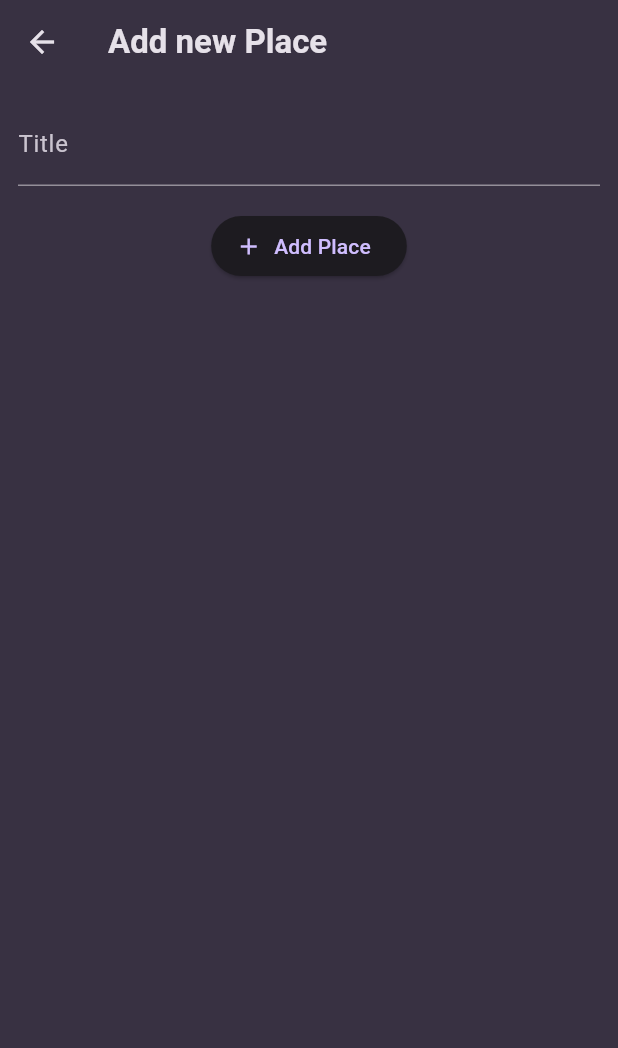
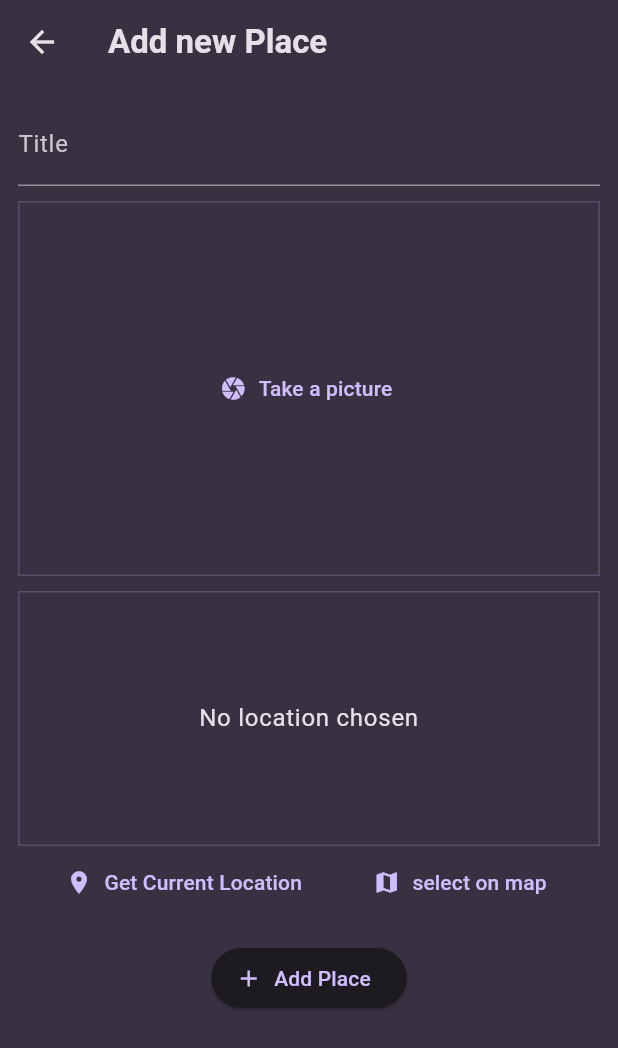
Before and after one commit to RajBhattacharyya/favourite_places_app, a Flutter app: the AddPlaceScreen screen opened directly, on a phone screen of 412 x 824 dp. Shown: the top 1048 px of the screen. Run offline on Flutter 3.47's test engine with Material 3 defaults, Android fonts, the phone set to English and light mode, and no system bars; our stand-ins replace flutter_riverpod, google_fonts, image_picker, location.

Commit message:
added places

```diff
--- a/lib/models/place.dart
+++ b/lib/models/place.dart
@@ -1,11 +1,13 @@
+import 'dart:io';
 
 import 'package:uuid/uuid.dart';
 
 const uuid = Uuid();
 
 class Place {
-  Place({required this.title}) : id = uuid.v4();
+  Place({required this.title, required this.image}) : id = uuid.v4();
 
   final String id;
   final String title;
+  final File image;
 }
--- a/lib/screens/add_place.dart
+++ b/lib/screens/add_place.dart
@@ -1,4 +1,8 @@
+import 'dart:io';
+
 import 'package:favourite_places_app/providers/user_places.dart';
+import 'package:favourite_places_app/widgets/image_input.dart';
+import 'package:favourite_places_app/widgets/location_input.dart';
 import 'package:flutter/material.dart';
 import 'package:flutter_riverpod/flutter_riverpod.dart';
 
@@ -13,15 +17,16 @@ class AddPlaceScreen extends ConsumerStatefulWidget {
 
 class _AddPlaceScreenState extends ConsumerState<AddPlaceScreen> {
   final _titleController = TextEditingController();
+  File? _selectedImage;
 
   void _savePlace() {
     final enteredTitle = _titleController.text;
 
-    if (enteredTitle.isEmpty) {
+    if (enteredTitle.isEmpty || _selectedImage==null) {
       return;
     }
 
-    ref.read(userPlacesProvider.notifier).addPlace(enteredTitle);
+    ref.read(userPlacesProvider.notifier).addPlace(enteredTitle, _selectedImage!);
 
     Navigator.of(context).pop();
   }
@@ -46,9 +51,21 @@ class _AddPlaceScreenState extends ConsumerState<AddPlaceScreen> {
               decoration: const InputDecoration(labelText: 'Title'),
               controller: _titleController,
               style: TextStyle(
-                color: Theme.of(context).colorScheme.surface,
+                color: Theme.of(context).colorScheme.onSurface,
               ),
             ),
+            const SizedBox(
+              height: 10,
+            ),
+            ImageInput(
+              onPickImage: (image) {
+                _selectedImage = image;
+              },
+            ),
+            const SizedBox(
+              height: 10,
+            ),
+            const LocationInput(),
             const SizedBox(
               height: 16,
             ),
--- /dev/null
+++ b/lib/widgets/image_input.dart
@@ -0,0 +1,71 @@
+import 'dart:io';
+
+import 'package:flutter/material.dart';
+import 'package:image_picker/image_picker.dart';
+
+class ImageInput extends StatefulWidget {
+  const ImageInput({super.key, required this.onPickImage});
+
+  final void Function(File image) onPickImage;
+
+  @override
+  State<ImageInput> createState() {
+    return _ImageInputState();
+  }
+}
+
+class _ImageInputState extends State<ImageInput> {
+  File? _selectedImage;
+
+  void _takePicture() async {
+    final imagePicker = ImagePicker();
+    final pickedImage = await imagePicker.pickImage(
+      source: ImageSource.camera,
+      maxWidth: 600,
+    );
+
+    if (pickedImage == null) {
+      return;
+    }
+
+    setState(() {
+      _selectedImage = File(pickedImage.path);
+    });
+
+    widget.onPickImage(_selectedImage!);
+  }
+
+  @override
+  Widget build(BuildContext context) {
+    Widget content = TextButton.icon(
+      icon: const Icon(Icons.camera),
+      onPressed: _takePicture,
+      label: const Text('Take a picture'),
+    );
+
+    if (_selectedImage != null) {
+      content = GestureDetector(
+        onTap: _takePicture,
+        child: Image.file(
+          _selectedImage!,
+          fit: BoxFit.cover,
+          width: double.infinity,
+          height: double.infinity,
+        ),
+      );
+    }
+
+    return Container(
+      decoration: BoxDecoration(
+        border: Border.all(
+          width: 1,
+          color: Theme.of(context).colorScheme.primary.withOpacity(0.2),
+        ),
+      ),
+      height: 250,
+      width: double.infinity,
+      alignment: Alignment.center,
+      child: content,
+    );
+  }
+}
--- /dev/null
+++ b/lib/widgets/location_input.dart
@@ -0,0 +1,101 @@
+import 'package:flutter/material.dart';
+import 'package:location/location.dart';
+
+class LocationInput extends StatefulWidget {
+  const LocationInput({super.key});
+
+  @override
+  State<LocationInput> createState() {
+    return _LocationInputState();
+  }
+}
+
+class _LocationInputState extends State<LocationInput> {
+  Location? _pickedLocation;
+  var _isGettingLocation = false;
+
+  void _getCurrentLocation() async {
+    Location location = Location();
+
+    bool serviceEnabled;
+    PermissionStatus permissionGranted;
+    LocationData locationData;
+
+    serviceEnabled = await location.serviceEnabled();
+    if (!serviceEnabled) {
+      serviceEnabled = await location.requestService();
+      if (!serviceEnabled) {
+        return;
+      }
+    }
+
+    permissionGranted = await location.hasPermission();
+    if (permissionGranted == PermissionStatus.denied) {
+      permissionGranted = await location.requestPermission();
+      if (permissionGranted != PermissionStatus.granted) {
+        return;
+      }
+    }
+
+    setState(() {
+      _isGettingLocation = true;
+    });
+
+    locationData = await location.getLocation();
+
+    setState(() {
+      _isGettingLocation = false;
+    });
+
+    print(locationData.latitude);
+    print(locationData.longitude);
+  }
+
+  @override
+  Widget build(BuildContext context) {
+    Widget previewContent = Text(
+      'No location chosen',
+      textAlign: TextAlign.center,
+      style: Theme.of(context)
+          .textTheme
+          .bodyLarge!
+          .copyWith(color: Theme.of(context).colorScheme.onSurface),
+    );
+
+    if (_isGettingLocation) {
+      previewContent = const CircularProgressIndicator();
+    }
+
+    return Column(
+      children: [
+        Container(
+          height: 170,
+          width: double.infinity,
+          alignment: Alignment.center,
+          decoration: BoxDecoration(
+            border: Border.all(
+              width: 1,
+              color: Theme.of(context).colorScheme.primary.withOpacity(0.2),
+            ),
+          ),
+          child: previewContent,
+        ),
+        Row(
+          mainAxisAlignment: MainAxisAlignment.spaceEvenly,
+          children: [
+            TextButton.icon(
+              onPressed: _getCurrentLocation,
+              label: const Text('Get Current Location'),
+              icon: const Icon(Icons.location_on),
+            ),
+            TextButton.icon(
+              onPressed: () {},
+              label: const Text('select on map'),
+              icon: const Icon(Icons.map),
+            ),
+          ],
+        ),
+      ],
+    );
+  }
+}
--- a/lib/widgets/places_list.dart
+++ b/lib/widgets/places_list.dart
@@ -14,7 +14,7 @@ class PlacesList extends StatelessWidget {
         child: Text(
           'No places added yet',
           style: Theme.of(context).textTheme.bodyLarge!.copyWith(
-                color: Theme.of(context).colorScheme.surface,
+                color: Theme.of(context).colorScheme.onSurface,
               ),
         ),
       );
@@ -23,10 +23,11 @@ class PlacesList extends StatelessWidget {
     return ListView.builder(
       itemCount: places.length,
       itemBuilder: (ctx, index) => ListTile(
+        leading: CircleAvatar(radius: 26,backgroundImage: FileImage(places[index].image),),
         title: Text(
           places[index].title,
           style: Theme.of(context).textTheme.titleMedium!.copyWith(
-                color: Theme.of(context).colorScheme.surface,
+                color: Theme.of(context).colorScheme.onSurface,
               ),
         ),
         onTap: () {
--- a/pubspec.yaml
+++ b/pubspec.yaml
@@ -38,6 +38,8 @@ dependencies:
   google_fonts: ^6.2.1
   uuid: ^4.4.0
   flutter_riverpod: ^2.5.1
+  image_picker: ^1.1.2
+  location: ^6.0.2
 
 dev_dependencies:
   flutter_test:
```
Also changed, not shown: lib/providers/user_places.dart (+9 -3 lines), lib/screens/places.dart (+5 -2 lines), lib/screens/places_detail.dart (+9 -7 lines), pubspec.lock, 7 other files.
